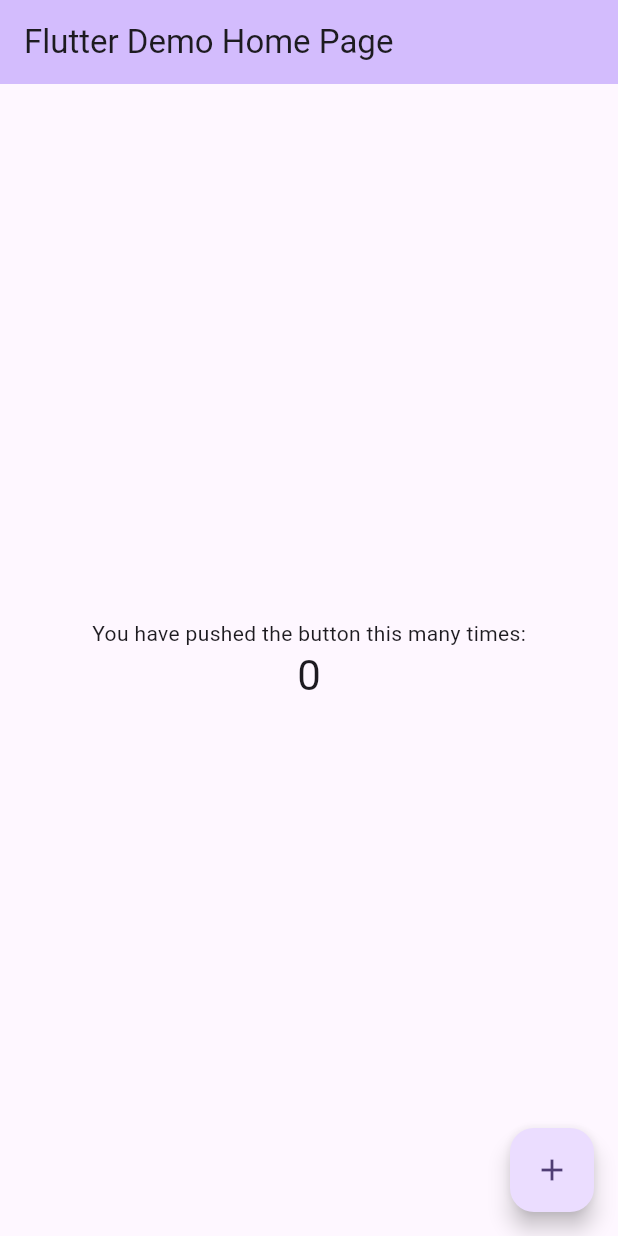
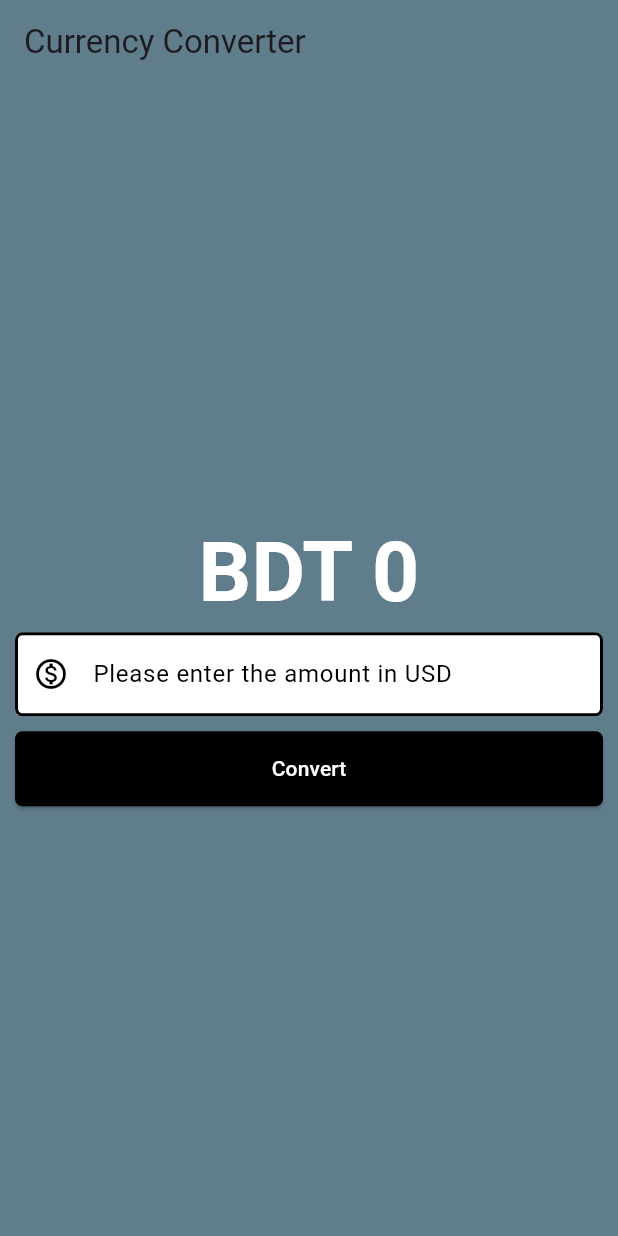
Before and after one commit to yeakiniqra/Flutter-Practice, a Flutter app: the screen it shows after launch, on a phone screen of 412 x 824 dp. Run offline on Flutter 3.47's test engine with Material 3 defaults, Android fonts, the phone set to English and light mode, and no system bars.

Commit message:
First app build with flutter

```diff
--- /dev/null
+++ b/currency_converter/lib/currency_converter_material_page.dart
@@ -0,0 +1,98 @@
+import 'package:flutter/material.dart';
+
+class CurrencyConverterMaterialPage extends StatefulWidget {
+  const CurrencyConverterMaterialPage({super.key});
+
+  @override
+  State<CurrencyConverterMaterialPage> createState() =>
+      _CurrencyConverterMaterialPageState();
+}
+
+class _CurrencyConverterMaterialPageState
+    extends State<CurrencyConverterMaterialPage> {
+  double result = 0;
+  final TextEditingController textEditingController = TextEditingController();
+
+  void convert() {
+    result = double.parse(textEditingController.text) * 110;
+    setState(() {});
+  }
+
+  @override
+  void dispose() {
+    textEditingController.dispose();
+    super.dispose();
+  }
+
+  @override
+  Widget build(BuildContext context) {
+    final border = OutlineInputBorder(
+      borderSide: const BorderSide(
+        width: 2.0,
+        style: BorderStyle.solid,
+      ),
+      borderRadius: BorderRadius.circular(5),
+    );
+
+    return Scaffold(
+      backgroundColor: Colors.blueGrey,
+      appBar: AppBar(
+        backgroundColor: Colors.blueGrey,
+        elevation: 0,
+        title: const Text('Currency Converter'),
+      ),
+      body: Center(
+        child: Padding(
+          padding: const EdgeInsets.all(10),
+          child: Column(
+            mainAxisAlignment: MainAxisAlignment.center,
+            children: [
+              Text(
+                'BDT ${result != 0 ? result.toStringAsFixed(3) : result.toStringAsFixed(0)}',
+                style: const TextStyle(
+                  fontSize: 55,
+                  fontWeight: FontWeight.bold,
+                  color: Color.fromARGB(255, 255, 255, 255),
+                ),
+              ),
+              TextField(
+                controller: textEditingController,
+                style: const TextStyle(
+                  color: Colors.black,
+                ),
+                decoration: InputDecoration(
+                  hintText: 'Please enter the amount in USD',
+                  hintStyle: const TextStyle(
+                    color: Colors.black,
+                  ),
+                  prefixIcon: const Icon(Icons.monetization_on_outlined),
+                  prefixIconColor: Colors.black,
+                  filled: true,
+                  fillColor: Colors.white,
+                  focusedBorder: border,
+                  enabledBorder: border,
+                ),
+                keyboardType: const TextInputType.numberWithOptions(
+                  decimal: true,
+                ),
+              ),
+              const SizedBox(height: 10),
+              ElevatedButton(
+                onPressed: convert,
+                style: TextButton.styleFrom(
+                  backgroundColor: Colors.black,
+                  foregroundColor: Colors.white,
+                  minimumSize: const Size(double.infinity, 50),
+                  shape: RoundedRectangleBorder(
+                    borderRadius: BorderRadius.circular(5),
+                  ),
+                ),
+                child: const Text('Convert'),
+              ),
+            ],
+          ),
+        ),
+      ),
+    );
+  }
+}
--- a/currency_converter/lib/main.dart
+++ b/currency_converter/lib/main.dart
@@ -1,125 +1,26 @@
 import 'package:flutter/material.dart';
+import 'package:currency_converter/currency_converter_material_page.dart';
 
 void main() {
   runApp(const MyApp());
 }
 
+// Types of Widgets
+// 1. StatelessWidget
+// 2. StatefulWidget
+
+// State
+
+// 1. Material Design
+// 2. Cupertino Design
+
 class MyApp extends StatelessWidget {
   const MyApp({super.key});
 
-  // This widget is the root of your application.
   @override
   Widget build(BuildContext context) {
-    return MaterialApp(
-      title: 'Flutter Demo',
-      theme: ThemeData(
-        // This is the theme of your application.
-        //
-        // TRY THIS: Try running your application with "flutter run". You'll see
-        // the application has a purple toolbar. Then, without quitting the app,
-        // try changing the seedColor in the colorScheme below to Colors.green
-        // and then invoke "hot reload" (save your changes or press the "hot
-        // reload" button in a Flutter-supported IDE, or press "r" if you used
-        // the command line to start the app).
-        //
-        // Notice that the counter didn't reset back to zero; the application
-        // state is not lost during the reload. To reset the state, use hot
-        // restart instead.
-        //
-        // This works for code too, not just values: Most code changes can be
-        // tested with just a hot reload.
-        colorScheme: ColorScheme.fromSeed(seedColor: Colors.deepPurple),
-        useMaterial3: true,
-      ),
-      home: const MyHomePage(title: 'Flutter Demo Home Page'),
+    return const MaterialApp(
+      home: CurrencyConverterMaterialPage(),
     );
   }
 }
-
-class MyHomePage extends StatefulWidget {
-  const MyHomePage({super.key, required this.title});
-
-  // This widget is the home page of your application. It is stateful, meaning
-  // that it has a State object (defined below) that contains fields that affect
-  // how it looks.
-
-  // This class is the configuration for the state. It holds the values (in this
-  // case the title) provided by the parent (in this case the App widget) and
-  // used by the build method of the State. Fields in a Widget subclass are
-  // always marked "final".
-
-  final String title;
-
-  @override
-  State<MyHomePage> createState() => _MyHomePageState();
-}
-
-class _MyHomePageState extends State<MyHomePage> {
-  int _counter = 0;
-
-  void _incrementCounter() {
-    setState(() {
-      // This call to setState tells the Flutter framework that something has
-      // changed in this State, which causes it to rerun the build method below
-      // so that the display can reflect the updated values. If we changed
-      // _counter without calling setState(), then the build method would not be
-      // called again, and so nothing would appear to happen.
-      _counter++;
-    });
-  }
-
-  @override
-  Widget build(BuildContext context) {
-    // This method is rerun every time setState is called, for instance as done
-    // by the _incrementCounter method above.
-    //
-    // The Flutter framework has been optimized to make rerunning build methods
-    // fast, so that you can just rebuild anything that needs updating rather
-    // than having to individually change instances of widgets.
-    return Scaffold(
-      appBar: AppBar(
-        // TRY THIS: Try changing the color here to a specific color (to
-        // Colors.amber, perhaps?) and trigger a hot reload to see the AppBar
-        // change color while the other colors stay the same.
-        backgroundColor: Theme.of(context).colorScheme.inversePrimary,
-        // Here we take the value from the MyHomePage object that was created by
-        // the App.build method, and use it to set our appbar title.
-        title: Text(widget.title),
-      ),
-      body: Center(
-        // Center is a layout widget. It takes a single child and positions it
-        // in the middle of the parent.
-        child: Column(
-          // Column is also a layout widget. It takes a list of children and
-          // arranges them vertically. By default, it sizes itself to fit its
-          // children horizontally, and tries to be as tall as its parent.
-          //
-          // Column has various properties to control how it sizes itself and
-          // how it positions its children. Here we use mainAxisAlignment to
-          // center the children vertically; the main axis here is the vertical
-          // axis because Columns are vertical (the cross axis would be
-          // horizontal).
-          //
-          // TRY THIS: Invoke "debug painting" (choose the "Toggle Debug Paint"
-          // action in the IDE, or press "p" in the console), to see the
-          // wireframe for each widget.
-          mainAxisAlignment: MainAxisAlignment.center,
-          children: <Widget>[
-            const Text(
-              'You have pushed the button this many times:',
-            ),
-            Text(
-              '$_counter',
-              style: Theme.of(context).textTheme.headlineMedium,
-            ),
-          ],
-        ),
-      ),
-      floatingActionButton: FloatingActionButton(
-        onPressed: _incrementCounter,
-        tooltip: 'Increment',
-        child: const Icon(Icons.add),
-      ), // This trailing comma makes auto-formatting nicer for build methods.
-    );
-  }
-}
--- /dev/null
+++ b/weather/lib/main.dart
@@ -0,0 +1,20 @@
+import 'package:flutter/material.dart';
+import 'package:weather/weather_screen.dart';
+
+void main() {
+  runApp(const MyApp());
+}
+
+class MyApp extends StatelessWidget {
+  const MyApp({super.key});
+
+  // This widget is the root of your application.
+  @override
+  Widget build(BuildContext context) {
+    return MaterialApp(
+      debugShowCheckedModeBanner: false,
+      theme: ThemeData.dark(useMaterial3: true),
+      home: WeatherScreen()
+    );
+  }
+}
--- /dev/null
+++ b/weather/lib/secrets.dart
@@ -0,0 +1 @@
+const openWeatherAPIKey = '4af409a4c67493e64a7c44c96d9c51e3';
```
Also changed, not shown: weather/analysis_options.yaml (added, +28 -0 lines), weather/lib/weather_screen.dart (added, +290 -0 lines), weather/pubspec.yaml (added, +100 -0 lines), weather/assets/images/icons.png (added), weather/pubspec.lock (added), 145 other files.
